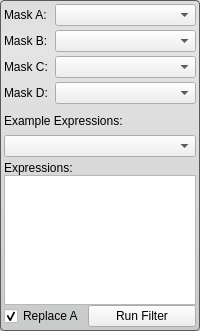
jessdtate/Seg3D, file Interface/ToolInterface/BooleanFilterInterface.ui: the form before one commit.
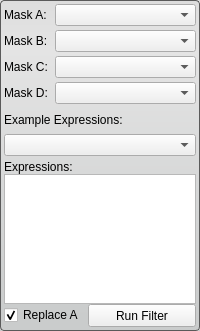
The form after the commit.

What changed in the file:
```diff
--- a/Interface/ToolInterface/BooleanFilterInterface.ui
+++ b/Interface/ToolInterface/BooleanFilterInterface.ui
@@ -232,6 +232,12 @@
          <verstretch>0</verstretch>
         </sizepolicy>
        </property>
+       <property name="maximumSize">
+        <size>
+         <width>16777215</width>
+         <height>23</height>
+        </size>
+       </property>
        <property name="text">
         <string>Run Filter</string>
        </property>
```
Left out of the diff: 33 changed lines with no effect on the pictures.
